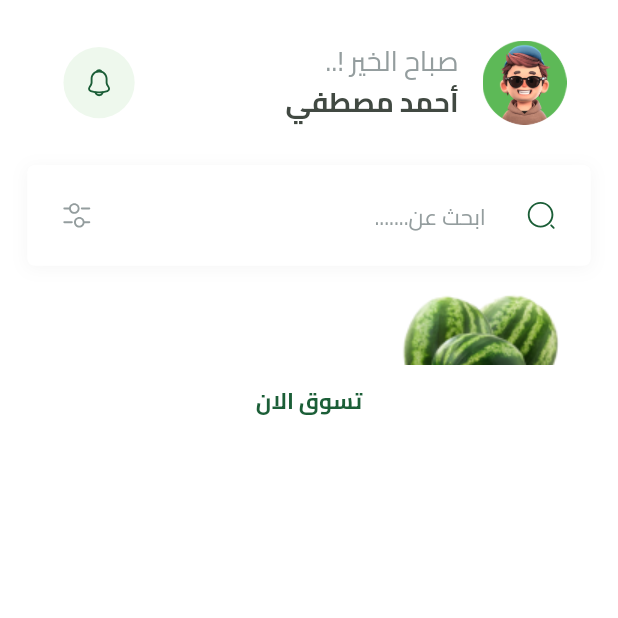
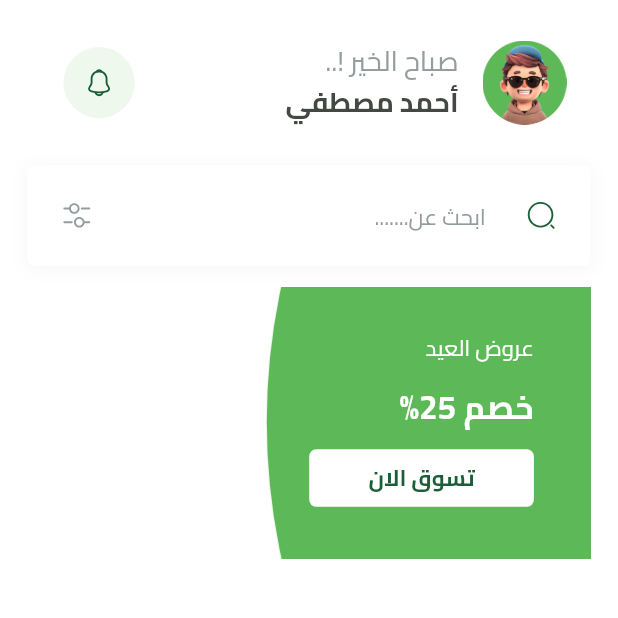
Before and after one commit to MhammadAli/Fakahany, a Flutter app: the HomeView screen opened by its route, on a phone screen of 412 x 824 dp, the top half of it. Run offline on Flutter 3.47's test engine with Material 3 defaults, Android fonts, the light colour scheme and no system bars; our stand-ins replace bloc, cloud_firestore, dartz, dots_indicator, firebase_auth, firebase_core and 8 more; missing offline and left inert: flutter_facebook_auth; accounts and stored records are empty.

Commit message:
create featured item part two.

```diff
--- a/lib/features/home/presentation/views/widgets/featured_item.dart
+++ b/lib/features/home/presentation/views/widgets/featured_item.dart
@@ -1,6 +1,8 @@
 import 'package:fakahany/features/home/presentation/views/widgets/featured_item_button.dart';
 import 'package:fakahany/utils/app_text_styles.dart';
 import 'package:flutter/material.dart';
+import 'package:flutter_screenutil/flutter_screenutil.dart';
+import 'package:flutter_svg_provider/flutter_svg_provider.dart';
 
 import '../../../../../generated/assets.dart';
 
@@ -9,30 +11,55 @@
 
   @override
   Widget build(BuildContext context) {
-    return Container(
-      width: MediaQuery.of(context).size.width,
+    final itemWidth = MediaQuery.of(context).size.width.w;
+    return SizedBox(
+      width: itemWidth,
+      child: AspectRatio(
+        aspectRatio: 342 / 165,
         child: Stack(
           children: [
             Image.asset(Assets.imagesWatermelonTest),
             Container(
+              width: itemWidth * .5,
+              decoration: const BoxDecoration(
+                image: DecorationImage(
+                  image: Svg(Assets.imagesFeaturedItemBackground),
+                  fit: BoxFit.fill,
+                ),
+              ),
+              child: Padding(
+                padding: EdgeInsets.only(right: 33.0.w),
                 child: Column(
+                  crossAxisAlignment: CrossAxisAlignment.start,
                   children: [
+                    SizedBox(
+                      height: 25.h,
+                    ),
                     Text('عروض العيد',
                         style: AppTextStyles.regular13.copyWith(
                           color: Colors.white,
                         )),
+                    const Spacer(),
                     Text(
                       'خصم 25%',
                       style: AppTextStyles.bold19.copyWith(
                         color: Colors.white,
                       ),
                     ),
+                    SizedBox(
+                      height: 11.h,
+                    ),
                     FeaturedItemButton(onPressed: () {}),
+                    SizedBox(
+                      height: 29.h,
+                    ),
                   ],
+                ),
               ),
             ),
           ],
         ),
+      ),
     );
   }
 }
--- a/lib/features/home/presentation/views/widgets/featured_item_button.dart
+++ b/lib/features/home/presentation/views/widgets/featured_item_button.dart
@@ -12,19 +12,21 @@
   @override
   Widget build(BuildContext context) {
     return SizedBox(
-      height: 40.h,
-      width: double.infinity,
+      height: 32.h,
       child: TextButton(
         style: TextButton.styleFrom(
             backgroundColor: Colors.white,
             shape: RoundedRectangleBorder(
-              borderRadius: BorderRadius.circular(16.r),
+              borderRadius: BorderRadius.circular(4.r),
             )),
         onPressed: onPressed,
-        child: Text(
-          'تسوق الان',
-          style: AppTextStyles.bold13.copyWith(
-            color: AppColors.primaryColor,
+        child: Padding(
+          padding: EdgeInsets.symmetric(horizontal: 24.0.w),
+          child: Text(
+            'تسوق الان',
+            style: AppTextStyles.bold13.copyWith(
+              color: AppColors.primaryColor,
+            ),
           ),
         ),
       ),
--- a/pubspec.yaml
+++ b/pubspec.yaml
@@ -10,6 +10,7 @@
   sdk: ^3.5.4
 
 dependencies:
+  flutter_svg_provider: ^1.0.7
   cloud_firestore: ^5.6.2
   flutter_facebook_auth: ^7.1.1
   google_sign_in: ^6.2.2
```
Also changed, not shown: assets/images/featured_item_background.svg (added), lib/generated/assets.dart, pubspec.lock. Lines whose indentation alone changed are shown as unchanged.
